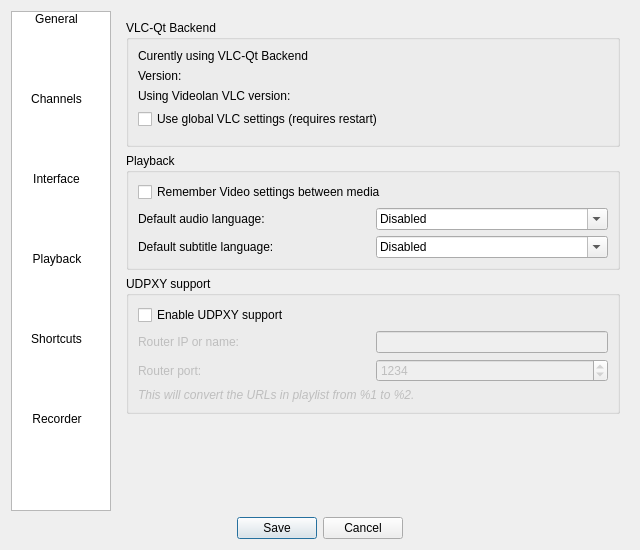
Above: src/ui/settings/SettingsEdit.ui from ntadej/tano before the change. Below: the same form after it.
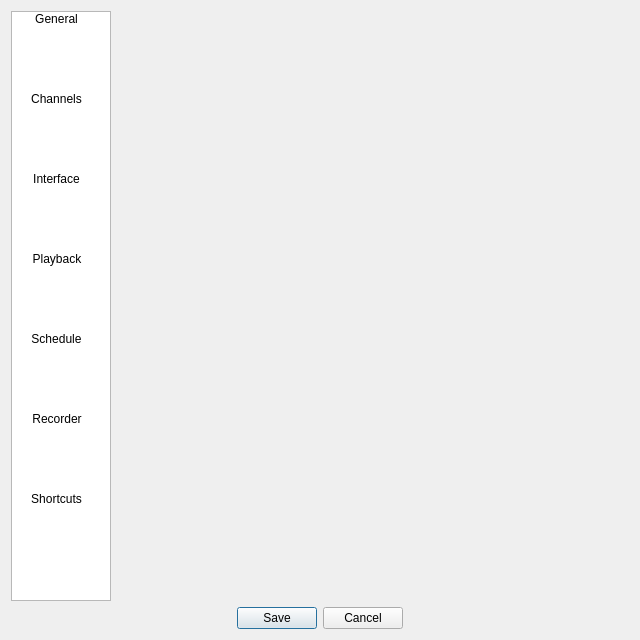
That is the form after the change. The open tabs and pages were chosen to show the change. Icons and pictures are not drawn. Custom widgets are drawn as their Qt base class.

Commit message:
Major settings update
GUI editor separated in specific views

Patch:
```diff
--- a/src/ui/settings/SettingsEdit.ui
+++ b/src/ui/settings/SettingsEdit.ui
@@ -7,9 +7,15 @@
     <x>0</x>
     <y>0</y>
     <width>640</width>
-    <height>550</height>
+    <height>640</height>
    </rect>
   </property>
+  <property name="minimumSize">
+   <size>
+    <width>640</width>
+    <height>640</height>
+   </size>
+  </property>
   <property name="windowTitle">
    <string>Settings</string>
   </property>
@@ -118,7 +124,7 @@
      </item>
      <item>
       <property name="text">
-       <string>Shortcuts</string>
+       <string>Schedule</string>
       </property>
       <property name="textAlignment">
        <set>AlignHCenter|AlignVCenter|AlignCenter</set>
@@ -140,6 +146,18 @@
         <normaloff>:/icons/48x48/recorder.png</normaloff>:/icons/48x48/recorder.png</iconset>
       </property>
      </item>
+     <item>
+      <property name="text">
+       <string>Shortcuts</string>
+      </property>
+      <property name="textAlignment">
+       <set>AlignHCenter|AlignVCenter|AlignCenter</set>
+      </property>
+      <property name="icon">
+       <iconset resource="../../../data/icons.qrc">
+        <normaloff>:/icons/48x48/shortcuts.png</normaloff>:/icons/48x48/shortcuts.png</iconset>
+      </property>
+     </item>
     </widget>
    </item>
    <item row="1" column="0" colspan="2">
@@ -484,246 +502,17 @@
      <widget class="QWidget" name="pagePlayback">
       <layout class="QVBoxLayout" name="layoutPlayback">
        <item>
-        <widget class="QGroupBox" name="vlcqtBox">
-         <property name="title">
-          <string>VLC-Qt Backend</string>
-         </property>
-         <layout class="QGridLayout" name="layoutVlcqtBox">
-          <item row="0" column="0">
-           <widget class="QLabel" name="labelVlcqt">
-            <property name="text">
-             <string>Curently using VLC-Qt Backend</string>
-            </property>
-           </widget>
-          </item>
-          <item row="1" column="0">
-           <widget class="QLabel" name="labelVlcqtVersion">
-            <property name="text">
-             <string>Version:</string>
-            </property>
-           </widget>
-          </item>
-          <item row="3" column="0">
-           <widget class="QCheckBox" name="vlcGlobalCheck">
-            <property name="text">
-             <string>Use global VLC settings (requires restart)</string>
-            </property>
-           </widget>
-          </item>
-          <item row="0" column="1" rowspan="5">
-           <widget class="QLabel" name="labelVlcqtIcon">
-            <property name="sizePolicy">
-             <sizepolicy hsizetype="Maximum" vsizetype="Preferred">
-              <horstretch>0</horstretch>
-              <verstretch>0</verstretch>
-             </sizepolicy>
-            </property>
-            <property name="pixmap">
-             <pixmap resource="../../../data/icons.qrc">:/icons/48x48/vlc-qt.png</pixmap>
-            </property>
-            <property name="alignment">
-             <set>Qt::AlignRight|Qt::AlignTrailing|Qt::AlignVCenter</set>
-            </property>
-           </widget>
-          </item>
-          <item row="2" column="0">
-           <widget class="QLabel" name="labelVlcVersion">
-            <property name="text">
-             <string>Using Videolan VLC version:</string>
-            </property>
-           </widget>
-          </item>
-         </layout>
-        </widget>
+        <widget class="SettingsBackend" name="backend" native="true"/>
        </item>
        <item>
-        <widget class="QGroupBox" name="playbackBox">
-         <property name="title">
-          <string>Playback</string>
-         </property>
-         <layout class="QGridLayout" name="layoutPlaybackBox">
-          <item row="0" column="0" colspan="2">
-           <widget class="QCheckBox" name="checkVideoSettings">
-            <property name="text">
-             <string>Remember Video settings between media</string>
-            </property>
-           </widget>
-          </item>
-          <item row="2" column="0">
-           <widget class="QLabel" name="labelLSub">
-            <property name="text">
-             <string>Default subtitle language:</string>
-            </property>
-           </widget>
-          </item>
-          <item row="1" column="0">
-           <widget class="QLabel" name="labelLAudio">
-            <property name="text">
-             <string>Default audio language:</string>
-            </property>
-           </widget>
-          </item>
-          <item row="2" column="1">
-           <widget class="QComboBox" name="comboSub">
-            <property name="editable">
-             <bool>true</bool>
-            </property>
-            <item>
-             <property name="text">
-              <string>Disabled</string>
-             </property>
-            </item>
-            <item>
-             <property name="text">
-              <string notr="true">English</string>
-             </property>
-            </item>
-            <item>
-             <property name="text">
-              <string notr="true">Slovenščina / Slovenian </string>
-             </property>
-            </item>
-            <item>
-             <property name="text">
-              <string notr="true">Deutsch / German</string>
-             </property>
-            </item>
-            <item>
-             <property name="text">
-              <string notr="true">Hrvatski / Croatian</string>
-             </property>
-            </item>
-            <item>
-             <property name="text">
-              <string>Other</string>
-             </property>
-            </item>
-           </widget>
-          </item>
-          <item row="1" column="1">
-           <widget class="QComboBox" name="comboAudio">
-            <property name="editable">
-             <bool>true</bool>
-            </property>
-            <item>
-             <property name="text">
-              <string>Disabled</string>
-             </property>
-            </item>
-            <item>
-             <property name="text">
-              <string notr="true">English</string>
-             </property>
-            </item>
-            <item>
-             <property name="text">
-              <string notr="true">Slovenščina / Slovenian </string>
-             </property>
-            </item>
-            <item>
-             <property name="text">
-              <string notr="true">Deutsch / German</string>
-             </property>
-            </item>
-            <item>
-             <property name="text">
-              <string notr="true">Hrvatski / Croatian</string>
-             </property>
-            </item>
-            <item>
-             <property name="text">
-              <string>Other</string>
-             </property>
-            </item>
-           </widget>
-          </item>
-         </layout>
-        </widget>
-       </item>
-       <item>
-        <widget class="QGroupBox" name="udpxyBox">
-         <property name="title">
-          <string>UDPXY support</string>
-         </property>
-         <layout class="QGridLayout" name="gridLayout">
-          <item row="0" column="0" colspan="2">
-           <widget class="QCheckBox" name="checkUdpxy">
-            <property name="text">
-             <string>Enable UDPXY support</string>
-            </property>
-           </widget>
-          </item>
-          <item row="1" column="1">
-           <widget class="QLineEdit" name="udpxyUrl">
-            <property name="enabled">
-             <bool>false</bool>
-            </property>
-            <property name="sizePolicy">
-             <sizepolicy hsizetype="Preferred" vsizetype="Fixed">
-              <horstretch>0</horstretch>
-              <verstretch>0</verstretch>
-             </sizepolicy>
-            </property>
-           </widget>
-          </item>
-          <item row="2" column="1">
-           <widget class="QSpinBox" name="udpxyPort">
-            <property name="enabled">
-             <bool>false</bool>
-            </property>
-            <property name="maximum">
-             <number>9999</number>
-            </property>
-            <property name="value">
-             <number>1234</number>
-            </property>
-           </widget>
-          </item>
-          <item row="1" column="0">
-           <widget class="QLabel" name="labelUdpxyUrl">
-            <property name="enabled">
-             <bool>false</bool>
-            </property>
-            <property name="text">
-             <string>Router IP or name:</string>
-            </property>
-           </widget>
-          </item>
-          <item row="2" column="0">
-           <widget class="QLabel" name="labelUdpxyPort">
-            <property name="enabled">
-             <bool>false</bool>
-            </property>
-            <property name="text">
-             <string>Router port:</string>
-            </property>
-           </widget>
-          </item>
-          <item row="3" column="0" colspan="2">
-           <widget class="QLabel" name="labelUdpxyInfo">
-            <property name="enabled">
-             <bool>false</bool>
-            </property>
-            <property name="text">
-             <string>&lt;i&gt;This will convert the URLs in playlist from %1 to %2.&lt;/i&gt;</string>
-            </property>
-            <property name="wordWrap">
-             <bool>true</bool>
-            </property>
-           </widget>
-          </item>
-         </layout>
-        </widget>
-       </item>
-       <item>
-        <spacer name="playbackSpacer">
+        <spacer name="spacerBackend">
          <property name="orientation">
           <enum>Qt::Vertical</enum>
          </property>
          <property name="sizeHint" stdset="0">
           <size>
            <width>20</width>
-           <height>320</height>
+           <height>40</height>
           </size>
          </property>
         </spacer>
@@ -820,6 +609,36 @@
    <header>ui/settings/SettingsShortcuts.h</header>
    <container>1</container>
   </customwidget>
+  <customwidget>
+   <class>SettingsBackend</class>
+   <extends>QWidget</extends>
+   <header>ui/settings/SettingsBackend.h</header>
+   <container>1</container>
+  </customwidget>
+  <customwidget>
+   <class>SettingsUi</class>
+   <extends>QWidget</extends>
+   <header>ui/settings/SettingsUi.h</header>
+   <container>1</container>
+  </customwidget>
+  <customwidget>
+   <class>SettingsGeneral</class>
+   <extends>QWidget</extends>
+   <header>ui/settings/SettingsGeneral.h</header>
+   <container>1</container>
+  </customwidget>
+  <customwidget>
+   <class>SettingsRecorder</class>
+   <extends>QWidget</extends>
+   <header>ui/settings/SettingsRecorder.h</header>
+   <container>1</container>
+  </customwidget>
+  <customwidget>
+   <class>SettingsSchedule</class>
+   <extends>QWidget</extends>
+   <header>ui/settings/SettingsSchedule.h</header>
+   <container>1</container>
+  </customwidget>
  </customwidgets>
  <resources>
   <include location="../../../data/icons.qrc"/>
```
Left out of the diff: 489 changed lines with no effect on the pictures. The commit also changes 38 other files.
